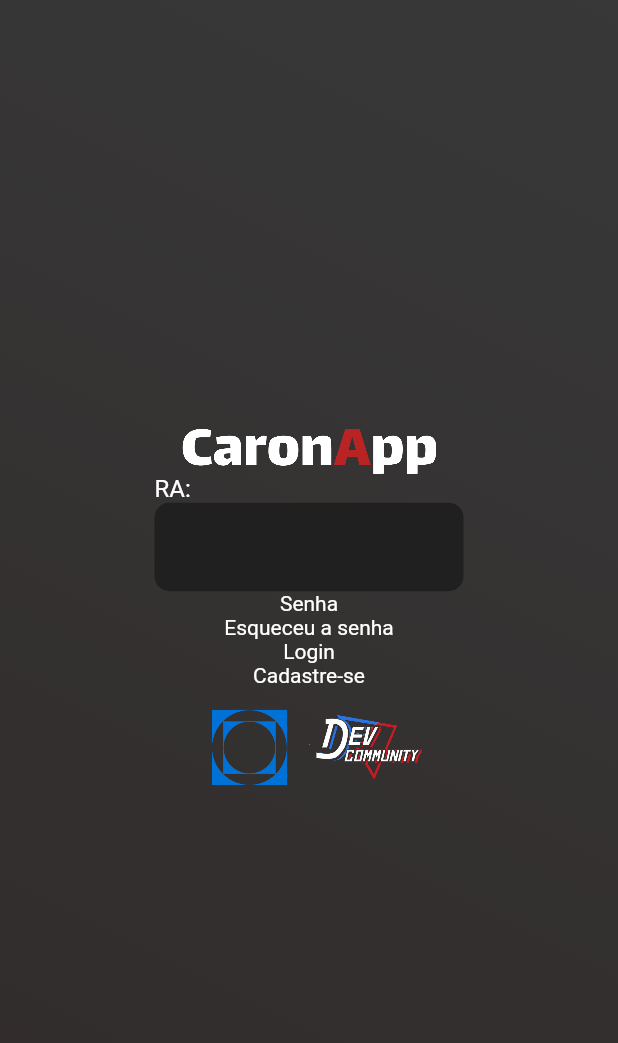
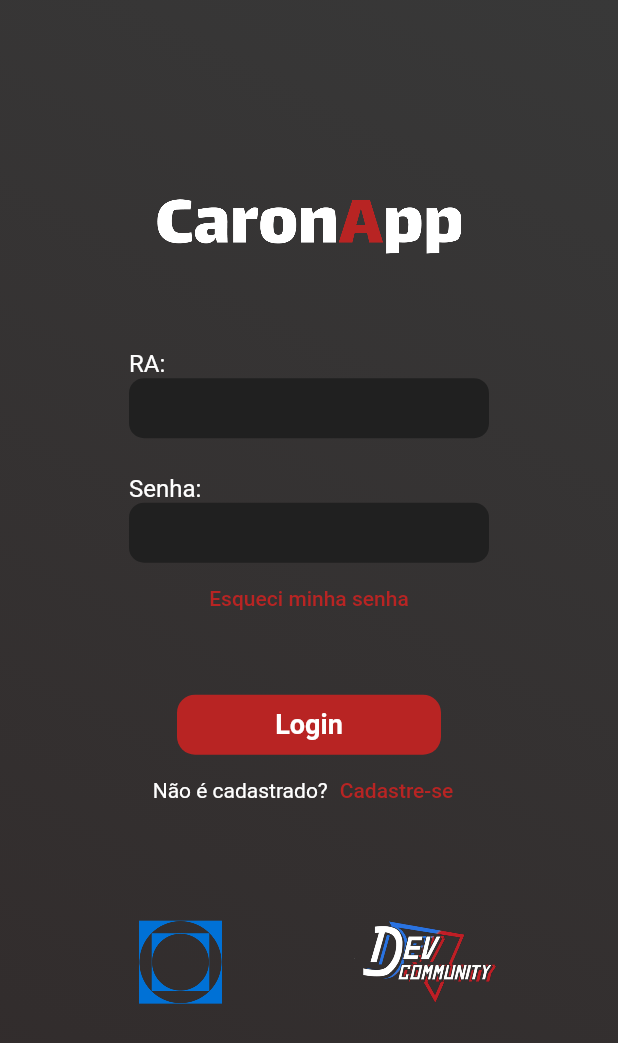
Before and after one commit to VgsStudio/CaronApp_front, a Flutter app: the screen it shows after launch, on a phone screen of 412 x 824 dp. Shown: the top 1043 px of the screen. Run offline on Flutter 3.47's test engine with Material 2 defaults, Android fonts, the phone set to English and light mode, and no system bars; our stand-ins replace flutter_spinkit, google_fonts.

Commit message:
Tela de Login

```diff
--- a/lib/my_app.dart
+++ b/lib/my_app.dart
@@ -1,6 +1,6 @@
 import 'package:caronapp_front/pages/home/home_page.dart';
-import 'package:caronapp_front/pages/login/login_page.dart';
-import 'package:caronapp_front/pages/login/splash_page.dart';
+import 'package:caronapp_front/pages/login/login/login_page.dart';
+import 'package:caronapp_front/pages/login/splash/splash_page.dart';
 import 'package:caronapp_front/shared/themes/app_colors.dart';
 import 'package:flutter/material.dart';
 import 'package:google_fonts/google_fonts.dart';
--- /dev/null
+++ b/lib/pages/login/login/login_page.dart
@@ -0,0 +1,96 @@
+import 'package:caronapp_front/pages/home/home_page.dart';
+import 'package:caronapp_front/shared/themes/app_colors.dart';
+import 'package:flutter/material.dart';
+
+import '../../../shared/botoes/app_botoes.dart';
+import '../../../shared/logo/app_logos.dart';
+import '../widgets/custom_textfield_widget.dart';
+
+class LoginPage extends StatelessWidget {
+  const LoginPage({Key? key}) : super(key: key);
+
+  @override
+  Widget build(BuildContext context) {
+    navigateToHome() async {
+      Navigator.pushReplacement(
+          context,
+          PageRouteBuilder(
+              pageBuilder: (c, a1, a2) => HomePage(),
+              transitionsBuilder: (c, anim, a2, child) =>
+                  FadeTransition(opacity: anim, child: child),
+              transitionDuration: Duration(milliseconds: 500)));
+    }
+
+    var tamanhoTela = MediaQuery.of(context).size;
+    return Scaffold(
+      body: Container(
+        decoration: BoxDecoration(
+          gradient: AppColors.backgroundGradient,
+        ),
+        child: Center(
+          child: SizedBox(
+            width: tamanhoTela.width * 0.8,
+            child: Column(
+              mainAxisAlignment: MainAxisAlignment.center,
+              children: [
+                Image.asset(
+                  AppLogo.caronApp,
+                  filterQuality: FilterQuality.high,
+                  scale: 5,
+                ),
+                SizedBox(height: 64),
+                CustomTextFieldWidget(tamanhoTela: tamanhoTela, valor: "RA:"),
+                SizedBox(height: 24),
+                CustomTextFieldWidget(
+                    tamanhoTela: tamanhoTela, valor: "Senha:"),
+                TextButton(
+                    onPressed: navigateToHome,
+                    child: Text("Esqueci minha senha"),
+                    style: ButtonStyle(
+                      backgroundColor:
+                          MaterialStateProperty.all(Colors.transparent),
+                    )),
+                SizedBox(height: 40),
+                BotaoVermelho(
+                  onPressed: navigateToHome,
+                  child: 'Login',
+                ),
+                Row(mainAxisAlignment: MainAxisAlignment.center, children: [
+                  Text("Não é cadastrado?"),
+                  TextButton(
+                      onPressed: navigateToHome,
+                      child: Text("Cadastre-se"),
+                      style: ButtonStyle(
+                        backgroundColor:
+                            MaterialStateProperty.all(Colors.transparent),
+                      ))
+                ]),
+                SizedBox(height: 40),
+                Row(
+                  mainAxisAlignment: MainAxisAlignment.center,
+                  children: [
+                    Image.asset(
+                      AppLogo.imtQuadrado,
+                      filterQuality: FilterQuality.high,
+                      width: 88,
+                      height: 88,
+                    ),
+                    const SizedBox(
+                      width: 72,
+                    ),
+                    Image.asset(
+                      AppLogo.dev,
+                      filterQuality: FilterQuality.high,
+                      width: 100,
+                      height: 100,
+                    ),
+                  ],
+                )
+              ],
+            ),
+          ),
+        ),
+      ),
+    );
+  }
+}
--- a/lib/pages/login/login_page.dart
+++ /dev/null
@@ -1,58 +0,0 @@
-import 'package:caronapp_front/shared/themes/app_colors.dart';
-import 'package:flutter/material.dart';
-
-import '../../shared/logo/app_logos.dart';
-import 'widgets/ra_widget.dart';
-
-class LoginPage extends StatelessWidget {
-  const LoginPage({Key? key}) : super(key: key);
-
-  @override
-  Widget build(BuildContext context) {
-    var tamanhoTela = MediaQuery.of(context).size;
-    return Scaffold(
-      body: Container(
-        decoration: BoxDecoration(
-          gradient: AppColors.backgroundGradient,
-        ),
-        child: Center(
-          child: SizedBox(
-            width: tamanhoTela.width * 0.8,
-            child: Column(
-              mainAxisAlignment: MainAxisAlignment.center,
-              children: [
-                Image.asset(
-                  AppLogo.caronApp,
-                  filterQuality: FilterQuality.high,
-                  scale: 6,
-                ),
-                RaWidget(tamanhoTela: tamanhoTela),
-                Text("Senha"),
-                Text("Esqueceu a senha"),
-                Text("Login"),
-                Text("Cadastre-se"),
-                Row(
-                  mainAxisAlignment: MainAxisAlignment.center,
-                  children: [
-                    Image.asset(
-                      AppLogo.imtQuadrado,
-                      filterQuality: FilterQuality.high,
-                      width: 80,
-                      height: 80,
-                    ),
-                    Image.asset(
-                      AppLogo.dev,
-                      filterQuality: FilterQuality.high,
-                      width: 80,
-                      height: 80,
-                    ),
-                  ],
-                )
-              ],
-            ),
-          ),
-        ),
-      ),
-    );
-  }
-}
--- a/lib/pages/login/splash_page.dart
+++ b/lib/pages/login/splash/splash_page.dart
@@ -1,10 +1,10 @@
 import 'package:caronapp_front/pages/home/home_page.dart';
-import 'package:caronapp_front/pages/login/login_page.dart';
+import 'package:caronapp_front/pages/login/login/login_page.dart';
 import 'package:caronapp_front/shared/logo/app_logos.dart';
 import 'package:flutter/material.dart';
 import 'package:flutter_spinkit/flutter_spinkit.dart';
 
-import '../../shared/themes/app_colors.dart';
+import '../../../shared/themes/app_colors.dart';
 
 class SplashPage extends StatefulWidget {
   const SplashPage({Key? key}) : super(key: key);
@@ -13,16 +13,16 @@ class SplashPage extends StatefulWidget {
   State<SplashPage> createState() => _SplashPageState();
 }
 
-int timer = 750;
+int timer = 1500;
 
 class _SplashPageState extends State<SplashPage> {
   @override
   void initState() {
     super.initState();
-    _navigateToHome();
+    _navigateToLogin();
   }
 
-  void _navigateToHome() async {
+  void _navigateToLogin() async {
     await Future.delayed(Duration(milliseconds: timer), () {});
     Navigator.pushReplacement(
         context,
--- a/lib/pages/login/widgets/ra_widget.dart
+++ b/lib/pages/login/widgets/custom_textfield_widget.dart
@@ -2,9 +2,13 @@ import 'package:flutter/material.dart';
 
 import '../../../shared/themes/app_colors.dart';
 
-class RaWidget extends StatelessWidget {
+class CustomTextFieldWidget extends StatelessWidget {
   final tamanhoTela;
-  const RaWidget({Key? key, required this.tamanhoTela}) : super(key: key);
+  final String valor;
+
+  const CustomTextFieldWidget(
+      {Key? key, required this.tamanhoTela, required this.valor})
+      : super(key: key);
 
   @override
   Widget build(BuildContext context) {
@@ -12,11 +16,12 @@ class RaWidget extends StatelessWidget {
       crossAxisAlignment: CrossAxisAlignment.start,
       children: [
         Text(
-          "RA:",
+          valor,
           style: TextStyle(fontSize: 16),
         ),
         SizedBox(
-          width: tamanhoTela.width / 2,
+          width: 240,
+          height: 40,
           child: TextField(
             style: TextStyle(fontSize: 16),
             decoration: InputDecoration(
--- /dev/null
+++ b/lib/shared/botoes/app_botoes.dart
@@ -0,0 +1,31 @@
+import 'package:caronapp_front/shared/themes/app_colors.dart';
+import 'package:flutter/material.dart';
+
+class BotaoVermelho extends StatelessWidget {
+  final onPressed;
+  final String child;
+
+  const BotaoVermelho({Key? key, this.onPressed, required this.child})
+      : super(key: key);
+
+  @override
+  Widget build(BuildContext context) {
+    return SizedBox(
+      width: 176,
+      height: 40,
+      child: ElevatedButton(
+          onPressed: onPressed,
+          child: Text(
+            child,
+            style: TextStyle(
+                fontWeight: FontWeight.bold, color: Colors.white, fontSize: 18),
+          ),
+          style: ButtonStyle(
+              shape: MaterialStateProperty.all(RoundedRectangleBorder(
+                  borderRadius: BorderRadius.circular(12))),
+              elevation: MaterialStateProperty.all(0),
+              backgroundColor:
+                  MaterialStateProperty.all(AppColors.vermelhoGrena))),
+    );
+  }
+}
```
Also changed, not shown: 1 other file.
